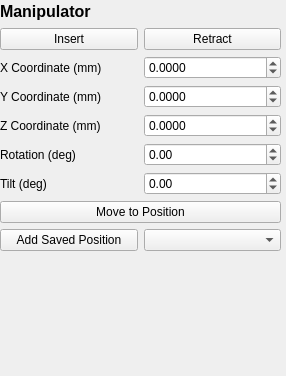
Qt form fibsem/ui/qtdesigner_files/FibsemManipulatorWidget.ui (DeMarcoLab/fibsem) before a commit.
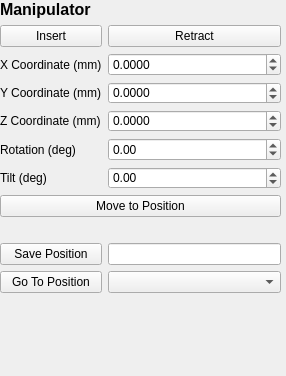
The same form after that commit.

Patch:
```diff
--- a/fibsem/ui/qtdesigner_files/FibsemManipulatorWidget.ui
+++ b/fibsem/ui/qtdesigner_files/FibsemManipulatorWidget.ui
@@ -19,33 +19,77 @@
      <x>0</x>
      <y>0</y>
      <width>281</width>
-     <height>251</height>
+     <height>293</height>
     </rect>
    </property>
    <layout class="QGridLayout" name="gridLayout">
     <item row="1" column="1">
-     <widget class="QPushButton" name="retractManipulator_button">
+     <widget class="QPushButton" name="insertManipulator_button">
       <property name="text">
-       <string>Retract</string>
+       <string>Insert</string>
       </property>
      </widget>
     </item>
-    <item row="7" column="0" colspan="2">
-     <widget class="QPushButton" name="movetoposition_button">
+    <item row="10" column="2">
+     <widget class="QComboBox" name="insertPosition_combobox"/>
+    </item>
+    <item row="4" column="2">
+     <widget class="QDoubleSpinBox" name="zCoordinate_spinbox">
+      <property name="decimals">
+       <number>4</number>
+      </property>
+      <property name="minimum">
+       <double>-99.000000000000000</double>
+      </property>
+     </widget>
+    </item>
+    <item row="5" column="2">
+     <widget class="QDoubleSpinBox" name="rotationCoordinate_spinbox">
+      <property name="minimum">
+       <double>-99.000000000000000</double>
+      </property>
+     </widget>
+    </item>
+    <item row="10" column="1">
+     <widget class="QPushButton" name="pushButton">
       <property name="text">
-       <string>Move to Position</string>
+       <string>Go To Position</string>
       </property>
      </widget>
     </item>
-    <item row="8" column="0">
+    <item row="2" column="2">
+     <widget class="QDoubleSpinBox" name="xCoordinate_spinbox">
+      <property name="decimals">
+       <number>4</number>
+      </property>
+      <property name="minimum">
+       <double>-99.000000000000000</double>
+      </property>
+     </widget>
+    </item>
+    <item row="9" column="1">
      <widget class="QPushButton" name="addSavedPosition_button">
       <property name="text">
-       <string>Add Saved Position</string>
+       <string>Save Position</string>
+      </property>
+     </widget>
+    </item>
+    <item row="2" column="1">
+     <widget class="QLabel" name="label_movement_stage_x">
+      <property name="text">
+       <string>X Coordinate (mm)</string>
       </property>
      </widget>
     </item>
     <item row="4" column="1">
-     <widget class="QDoubleSpinBox" name="zCoordinate_spinbox">
+     <widget class="QLabel" name="label_movement_stage_z">
+      <property name="text">
+       <string>Z Coordinate (mm)</string>
+      </property>
+     </widget>
+    </item>
+    <item row="3" column="2">
+     <widget class="QDoubleSpinBox" name="yCoordinate_spinbox">
       <property name="decimals">
        <number>4</number>
       </property>
@@ -54,24 +98,38 @@
       </property>
      </widget>
     </item>
-    <item row="5" column="0">
+    <item row="6" column="2">
+     <widget class="QDoubleSpinBox" name="tiltCoordinate_spinbox">
+      <property name="minimum">
+       <double>-99.000000000000000</double>
+      </property>
+     </widget>
+    </item>
+    <item row="9" column="2">
+     <widget class="QLineEdit" name="lineEdit"/>
+    </item>
+    <item row="1" column="2">
+     <widget class="QPushButton" name="retractManipulator_button">
+      <property name="text">
+       <string>Retract</string>
+      </property>
+     </widget>
+    </item>
+    <item row="3" column="1">
+     <widget class="QLabel" name="label_movement_stage_y">
+      <property name="text">
+       <string>Y Coordinate (mm)</string>
+      </property>
+     </widget>
+    </item>
+    <item row="5" column="1">
      <widget class="QLabel" name="label_movement_stage_rotation">
       <property name="text">
        <string>Rotation (deg)</string>
       </property>
      </widget>
     </item>
-    <item row="6" column="0">
-     <widget class="QLabel" name="label_movement_stage_tilt">
-      <property name="text">
-       <string>Tilt (deg)</string>
-      </property>
-     </widget>
-    </item>
-    <item row="8" column="1">
-     <widget class="QComboBox" name="insertPosition_combobox"/>
-    </item>
-    <item row="0" column="0" colspan="2">
+    <item row="0" column="1" colspan="2">
      <widget class="QLabel" name="label_title">
       <property name="font">
        <font>
@@ -85,68 +143,33 @@
       </property>
      </widget>
     </item>
-    <item row="2" column="0">
-     <widget class="QLabel" name="label_movement_stage_x">
-      <property name="text">
-       <string>X Coordinate (mm)</string>
-      </property>
-     </widget>
-    </item>
-    <item row="3" column="0">
-     <widget class="QLabel" name="label_movement_stage_y">
-      <property name="text">
-       <string>Y Coordinate (mm)</string>
-      </property>
-     </widget>
-    </item>
-    <item row="2" column="1">
-     <widget class="QDoubleSpinBox" name="xCoordinate_spinbox">
-      <property name="decimals">
-       <number>4</number>
-      </property>
-      <property name="minimum">
-       <double>-99.000000000000000</double>
-      </property>
-     </widget>
-    </item>
-    <item row="3" column="1">
-     <widget class="QDoubleSpinBox" name="yCoordinate_spinbox">
-      <property name="decimals">
-       <number>4</number>
-      </property>
-      <property name="minimum">
-       <double>-99.000000000000000</double>
-      </property>
-     </widget>
-    </item>
-    <item row="4" column="0">
-     <widget class="QLabel" name="label_movement_stage_z">
-      <property name="text">
-       <string>Z Coordinate (mm)</string>
-      </property>
-     </widget>
-    </item>
-    <item row="1" column="0">
-     <widget class="QPushButton" name="insertManipulator_button">
-      <property name="text">
-       <string>Insert</string>
-      </property>
-     </widget>
-    </item>
-    <item row="5" column="1">
-     <widget class="QDoubleSpinBox" name="rotationCoordinate_spinbox">
-      <property name="minimum">
-       <double>-99.000000000000000</double>
-      </property>
-     </widget>
-    </item>
     <item row="6" column="1">
-     <widget class="QDoubleSpinBox" name="tiltCoordinate_spinbox">
-      <property name="minimum">
-       <double>-99.000000000000000</double>
+     <widget class="QLabel" name="label_movement_stage_tilt">
+      <property name="text">
+       <string>Tilt (deg)</string>
       </property>
      </widget>
     </item>
+    <item row="7" column="1" colspan="2">
+     <widget class="QPushButton" name="movetoposition_button">
+      <property name="text">
+       <string>Move to Position</string>
+      </property>
+     </widget>
+    </item>
+    <item row="8" column="1" colspan="2">
+     <spacer name="horizontalSpacer">
+      <property name="orientation">
+       <enum>Qt::Horizontal</enum>
+      </property>
+      <property name="sizeHint" stdset="0">
+       <size>
+        <width>40</width>
+        <height>20</height>
+       </size>
+      </property>
+     </spacer>
+    </item>
    </layout>
   </widget>
  </widget>
```
